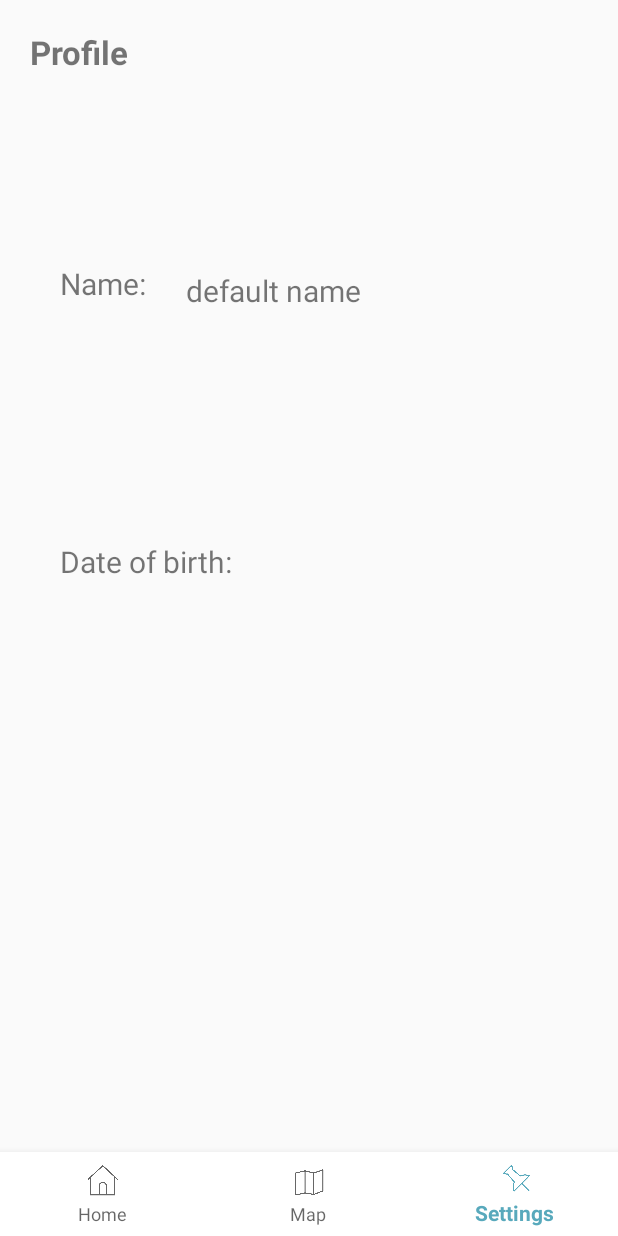
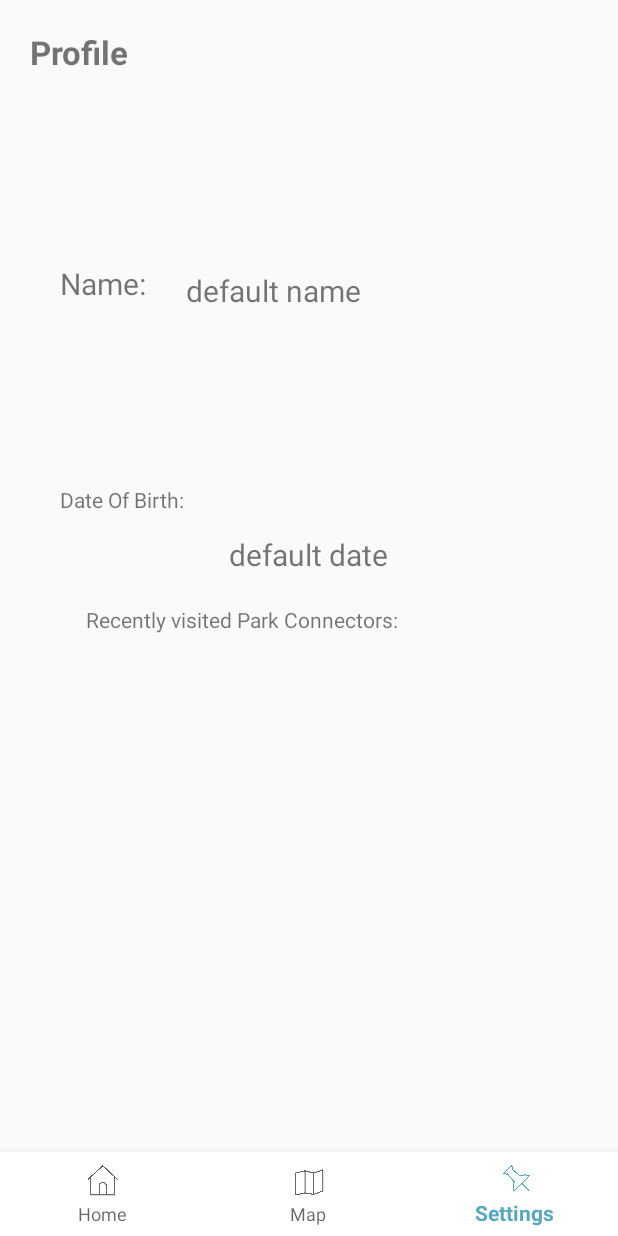
Before and after one commit to hopesishu/CZ2006-softwareeng, an Android app: the activity_profile screen opened directly, with no data from a screen before it, on a phone screen of 412 x 824 dp. Run offline under Robolectric (Android 15) with nearby library versions, the phone set to English and light mode, and no system bars; our stand-ins replace EventBus, Firebase (no records; nobody signed in at launch, a user with empty details on screens opened directly).

Commit message:
Done with activity_profile.java Left with History

```diff
--- a/app/src/main/java/com/example/connectme/activity_profile.java
+++ b/app/src/main/java/com/example/connectme/activity_profile.java
@@ -9,6 +9,10 @@ import androidx.annotation.NonNull;
 import androidx.appcompat.app.AppCompatActivity;
 
 import com.google.android.material.bottomnavigation.BottomNavigationView;
+
+import org.greenrobot.eventbus.EventBus;
+import org.greenrobot.eventbus.Subscribe;
+import org.greenrobot.eventbus.ThreadMode;
 
 import control.ProfileMgr;
 import entity.ProfileMgrInterface;
@@ -22,18 +26,21 @@ public class activity_profile extends AppCompatActivity {
     protected void onCreate(Bundle savedInstanceState) {
         super.onCreate(savedInstanceState);
         setContentView(R.layout.activity_profile);
-
+        if (!EventBus.getDefault().isRegistered(this)) {
+            EventBus.getDefault().register(this);
+        }
         //@yuchen something wrong with the logic
         //app always crashes when this code is uncommented
 
-//        profileMgr = new ProfileMgr();
-//        String apple = "2";
-//
-//        TextView profile_name = (TextView) findViewById(R.id.profile_name);
-//        TextView dateOfBirth = (TextView) findViewById(R.id.date_of_birth);
-//
-//        profileMgr.retrieveCurrentProfileName(value -> profile_name.setText(value), "1TYWJLwtCWglNM5wm2pRFtPcneU2");
-//        dateOfBirth.setText("Date Of Birth: " + apple);
+        profileMgr = new ProfileMgr();
+        String apple = "2";
+
+        TextView profile_name = (TextView) findViewById(R.id.profile_name);
+        TextView dateOfBirth = (TextView) findViewById(R.id.date_of_birth);
+
+        profileMgr.retrieveCurrentProfileName(value -> profile_name.setText(value), uId);
+        profileMgr.retrieveCurrentDOB(value -> dateOfBirth.setText(value), uId);
+
 
         //linking bottom navigation bar
         BottomNavigationView bottomNavigationView = findViewById(R.id.bottomNavigationView);
@@ -59,5 +66,19 @@ public class activity_profile extends AppCompatActivity {
                 return false;
             }
         });
+
+    }
+    @Override
+    public void onStop(){
+        super.onStop();
+        EventBus.getDefault().unregister(this);
+    }
+
+    @Subscribe(threadMode = ThreadMode.MAIN, sticky = true)
+    public void onEvent(CustomMessageEvent event) {
+        //Log.d("HOMEFRAG EB RECEIVER", "Username :\"" + event.getCustomMessage() + "\" Successfully Received!");
+        uId = event.getCustomMessage();
+        //DisplayName.setText(usernameImported);
+
     }
 }
--- a/app/src/main/java/control/ProfileMgr.java
+++ b/app/src/main/java/control/ProfileMgr.java
@@ -82,6 +82,36 @@ public class ProfileMgr implements ProfileMgrInterface {
             }
         });
     }
+
+    /**
+     * retrieve DOB of current profile
+     * @param myCallback
+     * @param Uid
+     */
+    @Override
+    public void retrieveCurrentDOB(final MyCallbackString myCallback, final String Uid)
+    {
+        database = FirebaseDatabase.getInstance();
+        userRef = database.getReference("users");
+        userRef.addValueEventListener(new ValueEventListener() {
+            @Override
+            public void onDataChange(@NonNull DataSnapshot dataSnapshot) {
+                String dateOfBirth;
+                for (DataSnapshot data : dataSnapshot.child(Uid).child("profiles").getChildren()) {
+                    if (data.child("thisProfile").getValue(boolean.class)) {
+                        dateOfBirth = data.child("dateOfBirth").getValue(String.class);
+                        myCallback.onCallback(dateOfBirth);
+                    }
+                }
+            }
+
+            @Override
+            public void onCancelled(@NonNull DatabaseError databaseError) {
+
+            }
+        });
+    }
+
 
     /**
      * retrieve particular profile with userID and profileID
--- a/app/src/main/java/entity/ProfileMgrInterface.java
+++ b/app/src/main/java/entity/ProfileMgrInterface.java
@@ -6,6 +6,7 @@ import control.ProfileMgr;
 public interface ProfileMgrInterface {
     public void retrieveSubprofileNameAndID(final ProfileMgr.MyCallbackHashMap myCallback, final String Uid);
     public void retrieveCurrentProfileName(final ProfileMgr.MyCallbackString myCallback, final String Uid);
+    public void retrieveCurrentDOB(final ProfileMgr.MyCallbackString myCallback, final String Uid);
     public void retrieveProfile(ProfileMgr.MyCallbackProfile myCallback, String uId, String pId);
     public void editProfile(final String uId,String name);
     public void editProfile(final String uId,String pId ,String name, String dob);
--- a/app/src/main/res/layout/activity_profile.xml
+++ b/app/src/main/res/layout/activity_profile.xml
@@ -8,14 +8,14 @@
 
     <TextView
         android:id="@+id/ProfileHeader"
+        android:layout_width="match_parent"
         android:layout_height="wrap_content"
-        android:layout_width="match_parent"
+        android:padding="20dp"
         android:text="@string/profile"
         android:textSize="22sp"
         android:textStyle="bold"
-        android:padding="20dp"
-        app:layout_constraintTop_toTopOf="parent"
-        app:layout_constraintStart_toStartOf="parent"/>
+        app:layout_constraintStart_toStartOf="parent"
+        app:layout_constraintTop_toTopOf="parent" />
 
     <TextView
         android:id="@+id/profile_name"
@@ -32,23 +32,23 @@
         android:id="@+id/date_of_birth"
         android:layout_width="wrap_content"
         android:layout_height="wrap_content"
-        android:text="@string/date_of_birth"
+        android:text="default date"
         android:textSize="20sp"
         app:layout_constraintBottom_toBottomOf="parent"
         app:layout_constraintEnd_toEndOf="parent"
-        app:layout_constraintHorizontal_bias="0.135"
+        app:layout_constraintHorizontal_bias="0.498"
         app:layout_constraintStart_toStartOf="parent"
         app:layout_constraintTop_toTopOf="parent"
-        app:layout_constraintVertical_bias="0.453" />
+        app:layout_constraintVertical_bias="0.447" />
 
     <TextView
         android:id="@+id/name_header"
         android:layout_width="wrap_content"
         android:layout_height="wrap_content"
-        android:textSize="20sp"
         android:layout_marginStart="40dp"
         android:layout_marginTop="175dp"
         android:text="Name: "
+        android:textSize="20sp"
         app:layout_constraintStart_toStartOf="parent"
         app:layout_constraintTop_toTopOf="parent" />
 
@@ -58,6 +58,26 @@
         android:layout_height="wrap_content"
         app:backgroundTint="@color/colorWhite"
         app:layout_constraintBottom_toBottomOf="parent"
-        app:menu="@menu/menu_bottom_navigation"/>
+        app:menu="@menu/menu_bottom_navigation" />
+
+    <TextView
+        android:id="@+id/DOB_header"
+        android:layout_width="wrap_content"
+        android:layout_height="wrap_content"
+        android:layout_marginStart="40dp"
+        android:layout_marginTop="323dp"
+        android:text="Date Of Birth: "
+        app:layout_constraintStart_toStartOf="parent"
+        app:layout_constraintTop_toTopOf="parent" />
+
+    <TextView
+        android:id="@+id/PCN_header"
+        android:layout_width="wrap_content"
+        android:layout_height="wrap_content"
+        android:layout_marginStart="57dp"
+        android:layout_marginTop="403dp"
+        android:text="Recently visited Park Connectors:"
+        app:layout_constraintStart_toStartOf="parent"
+        app:layout_constraintTop_toTopOf="parent" />
 
 </androidx.constraintlayout.widget.ConstraintLayout>
```
Also changed, not shown: app/build.gradle (+5 -5 lines).
